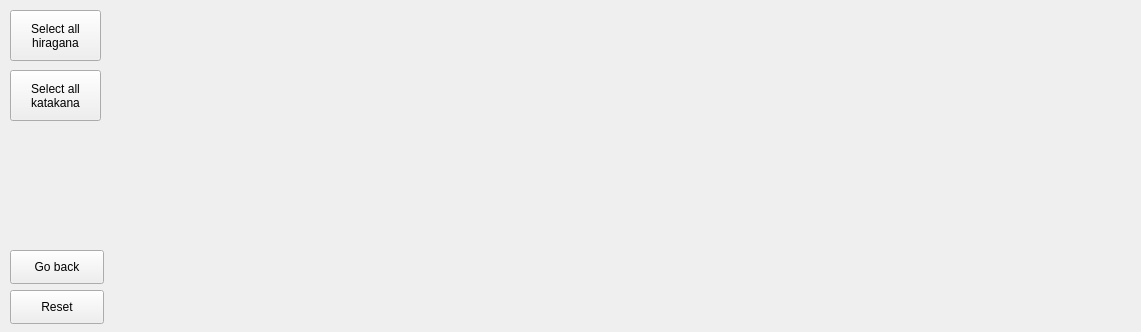
The window that selection_gui.ui (lukascobbler/japanese_practice) describes before a commit, drawn with Qt 5.
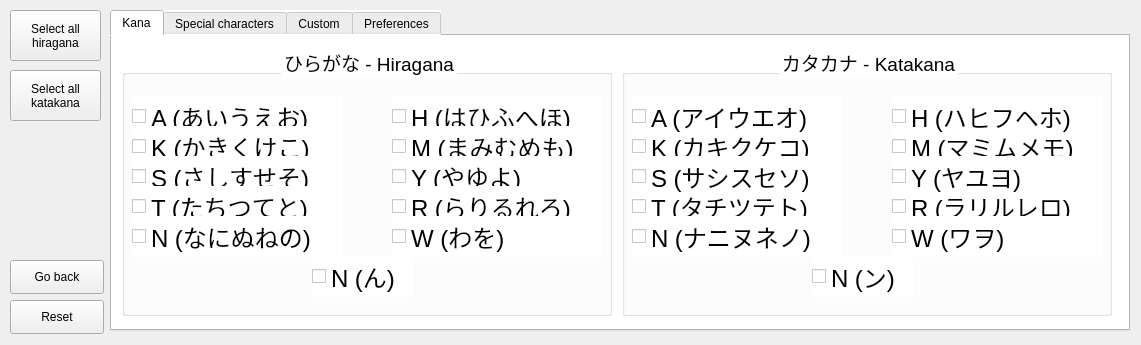
The same window after the commit. Icons and pictures are not drawn.

Commit message: Finishing the premade selection menu.

Diff of the .ui file:
```diff
--- a/selection_gui.ui
+++ b/selection_gui.ui
@@ -10,20 +10,11 @@
     <x>0</x>
     <y>0</y>
     <width>1141</width>
-    <height>332</height>
+    <height>345</height>
    </rect>
   </property>
-  <property name="minimumSize">
-   <size>
-    <width>1141</width>
-    <height>332</height>
-   </size>
-  </property>
-  <property name="maximumSize">
-   <size>
-    <width>1141</width>
-    <height>332</height>
-   </size>
+  <property name="focusPolicy">
+   <enum>Qt::NoFocus</enum>
   </property>
   <property name="windowTitle">
    <string>Japanese 練習 - Selection</string>
@@ -37,7 +28,7 @@
     <property name="geometry">
      <rect>
       <x>10</x>
-      <y>290</y>
+      <y>300</y>
       <width>94</width>
       <height>34</height>
      </rect>
@@ -78,7 +69,7 @@
     <property name="geometry">
      <rect>
       <x>10</x>
-      <y>250</y>
+      <y>260</y>
       <width>94</width>
       <height>34</height>
      </rect>
@@ -87,6 +78,1012 @@
      <string>Go back</string>
     </property>
    </widget>
+   <widget class="QTabWidget" name="twidget_selection_menu">
+    <property name="geometry">
+     <rect>
+      <x>110</x>
+      <y>10</y>
+      <width>1020</width>
+      <height>321</height>
+     </rect>
+    </property>
+    <property name="palette">
+     <palette>
+      <active>
+       <colorrole role="Button">
+        <brush brushstyle="SolidPattern">
+         <color alpha="255">
+          <red>255</red>
+          <green>255</green>
+          <blue>255</blue>
+         </color>
+        </brush>
+       </colorrole>
+       <colorrole role="Midlight">
+        <brush brushstyle="SolidPattern">
+         <color alpha="255">
+          <red>255</red>
+          <green>255</green>
+          <blue>255</blue>
+         </color>
+        </brush>
+       </colorrole>
+       <colorrole role="Base">
+        <brush brushstyle="SolidPattern">
+         <color alpha="255">
+          <red>255</red>
+          <green>255</green>
+          <blue>255</blue>
+         </color>
+        </brush>
+       </colorrole>
+       <colorrole role="Window">
+        <brush brushstyle="SolidPattern">
+         <color alpha="255">
+          <red>255</red>
+          <green>255</green>
+          <blue>255</blue>
+         </color>
+        </brush>
+       </colorrole>
+      </active>
+      <inactive>
+       <colorrole role="Button">
+        <brush brushstyle="SolidPattern">
+         <color alpha="255">
+          <red>255</red>
+          <green>255</green>
+          <blue>255</blue>
+         </color>
+        </brush>
+       </colorrole>
+       <colorrole role="Midlight">
+        <brush brushstyle="SolidPattern">
+         <color alpha="255">
+          <red>255</red>
+          <green>255</green>
+          <blue>255</blue>
+         </color>
+        </brush>
+       </colorrole>
+       <colorrole role="Base">
+        <brush brushstyle="SolidPattern">
+         <color alpha="255">
+          <red>255</red>
+          <green>255</green>
+          <blue>255</blue>
+         </color>
+        </brush>
+       </colorrole>
+       <colorrole role="Window">
+        <brush brushstyle="SolidPattern">
+         <color alpha="255">
+          <red>255</red>
+          <green>255</green>
+          <blue>255</blue>
+         </color>
+        </brush>
+       </colorrole>
+      </inactive>
+      <disabled>
+       <colorrole role="Button">
+        <brush brushstyle="SolidPattern">
+         <color alpha="255">
+          <red>255</red>
+          <green>255</green>
+          <blue>255</blue>
+         </color>
+        </brush>
+       </colorrole>
+       <colorrole role="Midlight">
+        <brush brushstyle="SolidPattern">
+         <color alpha="255">
+          <red>255</red>
+          <green>255</green>
+          <blue>255</blue>
+         </color>
+        </brush>
+       </colorrole>
+       <colorrole role="Base">
+        <brush brushstyle="SolidPattern">
+         <color alpha="255">
+          <red>255</red>
+          <green>255</green>
+          <blue>255</blue>
+         </color>
+        </brush>
+       </colorrole>
+       <colorrole role="Window">
+        <brush brushstyle="SolidPattern">
+         <color alpha="255">
+          <red>255</red>
+          <green>255</green>
+          <blue>255</blue>
+         </color>
+        </brush>
+       </colorrole>
+      </disabled>
+     </palette>
+    </property>
+    <property name="focusPolicy">
+     <enum>Qt::TabFocus</enum>
+    </property>
+    <property name="autoFillBackground">
+     <bool>false</bool>
+    </property>
+    <property name="styleSheet">
+     <string notr="true">background-color: rgb(255, 255, 255);</string>
+    </property>
+    <property name="currentIndex">
+     <number>0</number>
+    </property>
+    <widget class="QWidget" name="tab_kana">
+     <attribute name="title">
+      <string>Kana</string>
+     </attribute>
+     <widget class="QGroupBox" name="gb_hiragana">
+      <property name="geometry">
+       <rect>
+        <x>10</x>
+        <y>10</y>
+        <width>490</width>
+        <height>270</height>
+       </rect>
+      </property>
+      <property name="font">
+       <font>
+        <pointsize>14</pointsize>
+       </font>
+      </property>
+      <property name="title">
+       <string>ひらがな - Hiragana</string>
+      </property>
+      <property name="alignment">
+       <set>Qt::AlignCenter</set>
+      </property>
+      <widget class="QCheckBox" name="cb_hiragana_a">
+       <property name="geometry">
+        <rect>
+         <x>10</x>
+         <y>50</y>
+         <width>211</width>
+         <height>41</height>
+        </rect>
+       </property>
+       <property name="font">
+        <font>
+         <pointsize>18</pointsize>
+        </font>
+       </property>
+       <property name="text">
+        <string>A (あいうえお)</string>
+       </property>
+      </widget>
+      <widget class="QCheckBox" name="cb_hiragana_k">
+       <property name="geometry">
+        <rect>
+         <x>10</x>
+         <y>80</y>
+         <width>211</width>
+         <height>41</height>
+        </rect>
+       </property>
+       <property name="font">
+        <font>
+         <pointsize>18</pointsize>
+        </font>
+       </property>
+       <property name="text">
+        <string>K (かきくけこ)</string>
+       </property>
+      </widget>
+      <widget class="QCheckBox" name="cb_hiragana_s">
+       <property name="geometry">
+        <rect>
+         <x>10</x>
+         <y>110</y>
+         <width>211</width>
+         <height>41</height>
+        </rect>
+       </property>
+       <property name="font">
+        <font>
+         <pointsize>18</pointsize>
+        </font>
+       </property>
+       <property name="text">
+        <string>S (さしすせそ)</string>
+       </property>
+      </widget>
+      <widget class="QCheckBox" name="cb_hiragana_t">
+       <property name="geometry">
+        <rect>
+         <x>10</x>
+         <y>140</y>
+         <width>211</width>
+         <height>41</height>
+        </rect>
+       </property>
+       <property name="font">
+        <font>
+         <pointsize>18</pointsize>
+        </font>
+       </property>
+       <property name="text">
+        <string>T (たちつてと)</string>
+       </property>
+      </widget>
+      <widget class="QCheckBox" name="cb_hiragana_nm">
+       <property name="geometry">
+        <rect>
+         <x>10</x>
+         <y>170</y>
+         <width>211</width>
+         <height>41</height>
+        </rect>
+       </property>
+       <property name="font">
+        <font>
+         <pointsize>18</pointsize>
+        </font>
+       </property>
+       <property name="text">
+        <string>N (なにぬねの)</string>
+       </property>
+      </widget>
+      <widget class="QCheckBox" name="cb_hiragana_h">
+       <property name="geometry">
+        <rect>
+         <x>270</x>
+         <y>50</y>
+         <width>211</width>
+         <height>41</height>
+        </rect>
+       </property>
+       <property name="font">
+        <font>
+         <pointsize>18</pointsize>
+        </font>
+       </property>
+       <property name="text">
+        <string>H (はひふへほ)</string>
+       </property>
+      </widget>
+      <widget class="QCheckBox" name="cb_hiragana_m">
+       <property name="geometry">
+        <rect>
+         <x>270</x>
+         <y>80</y>
+         <width>211</width>
+         <height>41</height>
+        </rect>
+       </property>
+       <property name="font">
+        <font>
+         <pointsize>18</pointsize>
+        </font>
+       </property>
+       <property name="text">
+        <string>M (まみむめも)</string>
+       </property>
+      </widget>
+      <widget class="QCheckBox" name="cb_hiragana_y">
+       <property name="geometry">
+        <rect>
+         <x>270</x>
+         <y>110</y>
+         <width>211</width>
+         <height>41</height>
+        </rect>
+       </property>
+       <property name="font">
+        <font>
+         <pointsize>18</pointsize>
+        </font>
+       </property>
+       <property name="layoutDirection">
+        <enum>Qt::LeftToRight</enum>
+       </property>
+       <property name="styleSheet">
+        <string notr="true">text-align: justified;</string>
+       </property>
+       <property name="text">
+        <string>Y (やゆよ)</string>
+       </property>
+       <property name="tristate">
+        <bool>false</bool>
+       </property>
+      </widget>
+      <widget class="QCheckBox" name="cb_hiragana_r">
+       <property name="geometry">
+        <rect>
+         <x>270</x>
+         <y>140</y>
+         <width>211</width>
+         <height>41</height>
+        </rect>
+       </property>
+       <property name="font">
+        <font>
+         <pointsize>18</pointsize>
+        </font>
+       </property>
+       <property name="layoutDirection">
+        <enum>Qt::LeftToRight</enum>
+       </property>
+       <property name="styleSheet">
+        <string notr="true">text-align: justified;</string>
+       </property>
+       <property name="text">
+        <string>R (らりるれろ)</string>
+       </property>
+       <property name="tristate">
+        <bool>false</bool>
+       </property>
+      </widget>
+      <widget class="QCheckBox" name="cb_hiragana_w">
+       <property name="geometry">
+        <rect>
+         <x>270</x>
+         <y>170</y>
+         <width>211</width>
+         <height>41</height>
+        </rect>
+       </property>
+       <property name="font">
+        <font>
+         <pointsize>18</pointsize>
+        </font>
+       </property>
+       <property name="layoutDirection">
+        <enum>Qt::LeftToRight</enum>
+       </property>
+       <property name="styleSheet">
+        <string notr="true">text-align: justified;</string>
+       </property>
+       <property name="text">
+        <string>W (わを)</string>
+       </property>
+       <property name="tristate">
+        <bool>false</bool>
+       </property>
+      </widget>
+      <widget class="QCheckBox" name="cb_hiragana_ns">
+       <property name="geometry">
+        <rect>
+         <x>190</x>
+         <y>210</y>
+         <width>101</width>
+         <height>41</height>
+        </rect>
+       </property>
+       <property name="font">
+        <font>
+         <pointsize>18</pointsize>
+        </font>
+       </property>
+       <property name="text">
+        <string>N (ん)</string>
+       </property>
+      </widget>
+     </widget>
+     <widget class="QGroupBox" name="gb_katakana">
+      <property name="geometry">
+       <rect>
+        <x>510</x>
+        <y>10</y>
+        <width>490</width>
+        <height>270</height>
+       </rect>
+      </property>
+      <property name="font">
+       <font>
+        <pointsize>14</pointsize>
+       </font>
+      </property>
+      <property name="title">
+       <string>カタカナ - Katakana</string>
+      </property>
+      <property name="alignment">
+       <set>Qt::AlignCenter</set>
+      </property>
+      <widget class="QCheckBox" name="cb_katakana_m">
+       <property name="geometry">
+        <rect>
+         <x>270</x>
+         <y>80</y>
+         <width>211</width>
+         <height>41</height>
+        </rect>
+       </property>
+       <property name="font">
+        <font>
+         <pointsize>18</pointsize>
+        </font>
+       </property>
+       <property name="text">
+        <string>M (マミムメモ)</string>
+       </property>
+      </widget>
+      <widget class="QCheckBox" name="cb_katakana_r">
+       <property name="geometry">
+        <rect>
+         <x>270</x>
+         <y>140</y>
+         <width>211</width>
+         <height>41</height>
+        </rect>
+       </property>
+       <property name="font">
+        <font>
+         <pointsize>18</pointsize>
+        </font>
+       </property>
+       <property name="layoutDirection">
+        <enum>Qt::LeftToRight</enum>
+       </property>
+       <property name="styleSheet">
+        <string notr="true">text-align: justified;</string>
+       </property>
+       <property name="text">
+        <string>R (ラリルレロ)</string>
+       </property>
+       <property name="tristate">
+        <bool>false</bool>
+       </property>
+      </widget>
+      <widget class="QCheckBox" name="cb_katakana_ns">
+       <property name="geometry">
+        <rect>
+         <x>190</x>
+         <y>210</y>
+         <width>101</width>
+         <height>41</height>
+        </rect>
+       </property>
+       <property name="font">
+        <font>
+         <pointsize>18</pointsize>
+        </font>
+       </property>
+       <property name="text">
+        <string>N (ン)</string>
+       </property>
+      </widget>
+      <widget class="QCheckBox" name="cb_katakana_k">
+       <property name="geometry">
+        <rect>
+         <x>10</x>
+         <y>80</y>
+         <width>211</width>
+         <height>41</height>
+        </rect>
+       </property>
+       <property name="font">
+        <font>
+         <pointsize>18</pointsize>
+        </font>
+       </property>
+       <property name="text">
+        <string>K (カキクケコ)</string>
+       </property>
+      </widget>
+      <widget class="QCheckBox" name="cb_katakana_t">
+       <property name="geometry">
+        <rect>
+         <x>10</x>
+         <y>140</y>
+         <width>211</width>
+         <height>41</height>
+        </rect>
+       </property>
+       <property name="font">
+        <font>
+         <pointsize>18</pointsize>
+        </font>
+       </property>
+       <property name="text">
+        <string>T (タチツテト)</string>
+       </property>
+      </widget>
+      <widget class="QCheckBox" name="cb_katakana_s">
+       <property name="geometry">
+        <rect>
+         <x>10</x>
+         <y>110</y>
+         <width>211</width>
+         <height>41</height>
+        </rect>
+       </property>
+       <property name="font">
+        <font>
+         <pointsize>18</pointsize>
+        </font>
+       </property>
+       <property name="text">
+        <string>S (サシスセソ)</string>
+       </property>
+      </widget>
+      <widget class="QCheckBox" name="cb_katakana_a">
+       <property name="geometry">
+        <rect>
+         <x>10</x>
+         <y>50</y>
+         <width>211</width>
+         <height>41</height>
+        </rect>
+       </property>
+       <property name="font">
+        <font>
+         <pointsize>18</pointsize>
+        </font>
+       </property>
+       <property name="text">
+        <string>A (アイウエオ)</string>
+       </property>
+      </widget>
+      <widget class="QCheckBox" name="cb_katakana_y">
+       <property name="geometry">
+        <rect>
+         <x>270</x>
+         <y>110</y>
+         <width>211</width>
+         <height>41</height>
+        </rect>
+       </property>
+       <property name="font">
+        <font>
+         <pointsize>18</pointsize>
+        </font>
+       </property>
+       <property name="layoutDirection">
+        <enum>Qt::LeftToRight</enum>
+       </property>
+       <property name="styleSheet">
+        <string notr="true">text-align: justified;</string>
+       </property>
+       <property name="text">
+        <string>Y (ヤユヨ)</string>
+       </property>
+       <property name="tristate">
+        <bool>false</bool>
+       </property>
+      </widget>
+      <widget class="QCheckBox" name="cb_katakana_nm">
+       <property name="geometry">
+        <rect>
+         <x>10</x>
+         <y>170</y>
+         <width>211</width>
+         <height>41</height>
+        </rect>
+       </property>
+       <property name="font">
+        <font>
+         <pointsize>18</pointsize>
+        </font>
+       </property>
+       <property name="text">
+        <string>N (ナニヌネノ)</string>
+       </property>
+      </widget>
+      <widget class="QCheckBox" name="cb_katakana_w">
+       <property name="geometry">
+        <rect>
+         <x>270</x>
+         <y>170</y>
+         <width>211</width>
+         <height>41</height>
+        </rect>
+       </property>
+       <property name="font">
+        <font>
+         <pointsize>18</pointsize>
+        </font>
+       </property>
+       <property name="layoutDirection">
+        <enum>Qt::LeftToRight</enum>
+       </property>
+       <property name="styleSheet">
+        <string notr="true">text-align: justified;</string>
+       </property>
+       <property name="text">
+        <string>W (ワヲ)</string>
+       </property>
+       <property name="tristate">
+        <bool>false</bool>
+       </property>
+      </widget>
+      <widget class="QCheckBox" name="cb_katakana_h">
+       <property name="geometry">
+        <rect>
+         <x>270</x>
+         <y>50</y>
+         <width>211</width>
+         <height>41</height>
+        </rect>
+       </property>
+       <property name="font">
+        <font>
+         <pointsize>18</pointsize>
+        </font>
+       </property>
+       <property name="text">
+        <string>H (ハヒフヘホ)</string>
+       </property>
+      </widget>
+     </widget>
+    </widget>
+    <widget class="QWidget" name="tab_special">
+     <attribute name="title">
+      <string>Special characters</string>
+     </attribute>
+     <widget class="QGroupBox" name="gb_hiragana_spec">
+      <property name="geometry">
+       <rect>
+        <x>10</x>
+        <y>10</y>
+        <width>490</width>
+        <height>270</height>
+       </rect>
+      </property>
+      <property name="font">
+       <font>
+        <pointsize>14</pointsize>
+       </font>
+      </property>
+      <property name="title">
+       <string>ひらがな - Hiragana</string>
+      </property>
+      <property name="alignment">
+       <set>Qt::AlignCenter</set>
+      </property>
+      <widget class="QCheckBox" name="cb_hiragana_z">
+       <property name="geometry">
+        <rect>
+         <x>10</x>
+         <y>50</y>
+         <width>211</width>
+         <height>41</height>
+        </rect>
+       </property>
+       <property name="font">
+        <font>
+         <pointsize>18</pointsize>
+        </font>
+       </property>
+       <property name="text">
+        <string>Z (ざじずぜぞ)</string>
+       </property>
+      </widget>
+      <widget class="QCheckBox" name="cb_hiragana_d">
+       <property name="geometry">
+        <rect>
+         <x>10</x>
+         <y>80</y>
+         <width>211</width>
+         <height>41</height>
+        </rect>
+       </property>
+       <property name="font">
+        <font>
+         <pointsize>18</pointsize>
+        </font>
+       </property>
+       <property name="text">
+        <string>D (だぢづでど)</string>
+       </property>
+      </widget>
+      <widget class="QCheckBox" name="cb_hiragana_b">
+       <property name="geometry">
+        <rect>
+         <x>270</x>
+         <y>50</y>
+         <width>211</width>
+         <height>41</height>
+        </rect>
+       </property>
+       <property name="font">
+        <font>
+         <pointsize>18</pointsize>
+        </font>
+       </property>
+       <property name="text">
+        <string>B (ばびぶべぼ)</string>
+       </property>
+      </widget>
+      <widget class="QCheckBox" name="cb_hiragana_p">
+       <property name="geometry">
+        <rect>
+         <x>270</x>
+         <y>80</y>
+         <width>211</width>
+         <height>41</height>
+        </rect>
+       </property>
+       <property name="font">
+        <font>
+         <pointsize>18</pointsize>
+        </font>
+       </property>
+       <property name="text">
+        <string>P (ぱぴぷぺぽ)</string>
+       </property>
+      </widget>
+      <widget class="QCheckBox" name="cb_hiragana_ya">
+       <property name="geometry">
+        <rect>
+         <x>10</x>
+         <y>120</y>
+         <width>471</width>
+         <height>31</height>
+        </rect>
+       </property>
+       <property name="font">
+        <font>
+         <pointsize>13</pointsize>
+        </font>
+       </property>
+       <property name="text">
+        <string notr="true">_YA (きゃしゃちゃにゃひゃみゃりゃぎゃじゃびゃぴゃ)</string>
+       </property>
+      </widget>
+      <widget class="QCheckBox" name="cb_hiragana_yu">
+       <property name="geometry">
+        <rect>
+         <x>10</x>
+         <y>150</y>
+         <width>471</width>
+         <height>31</height>
+        </rect>
+       </property>
+       <property name="font">
+        <font>
+         <pointsize>13</pointsize>
+        </font>
+       </property>
+       <property name="text">
+        <string notr="true">_YU (きゅしゅちゅにゅひゅみゅりゅぎゅじゅびゅぴゅ)</string>
+       </property>
+      </widget>
+      <widget class="QCheckBox" name="cb_hiragana_yo">
+       <property name="geometry">
+        <rect>
+         <x>10</x>
+         <y>180</y>
+         <width>471</width>
+         <height>31</height>
+        </rect>
+       </property>
+       <property name="font">
+        <font>
+         <pointsize>13</pointsize>
+        </font>
+       </property>
+       <property name="text">
+        <string notr="true">_YO (きょしょちょにょひょみょりょぎょじょびょぴょ)</string>
+       </property>
+      </widget>
+     </widget>
+     <widget class="QGroupBox" name="gb_katakana_spec">
+      <property name="geometry">
+       <rect>
+        <x>510</x>
+        <y>10</y>
+        <width>490</width>
+        <height>270</height>
+       </rect>
+      </property>
+      <property name="font">
+       <font>
+        <pointsize>14</pointsize>
+       </font>
+      </property>
+      <property name="title">
+       <string>カタカナ - Katakana</string>
+      </property>
+      <property name="alignment">
+       <set>Qt::AlignCenter</set>
+      </property>
+      <widget class="QCheckBox" name="cb_katakana_p">
+       <property name="geometry">
+        <rect>
+         <x>270</x>
+         <y>80</y>
+         <width>211</width>
+         <height>41</height>
+        </rect>
+       </property>
+       <property name="font">
+        <font>
+         <pointsize>18</pointsize>
+        </font>
+       </property>
+       <property name="text">
+        <string>P (パピプペポ)</string>
+       </property>
+      </widget>
+      <widget class="QCheckBox" name="cb_katakana_d">
+       <property name="geometry">
+        <rect>
+         <x>10</x>
+         <y>80</y>
+         <width>211</width>
+         <height>41</height>
+        </rect>
+       </property>
+       <property name="font">
+        <font>
+         <pointsize>18</pointsize>
+        </font>
+       </property>
+       <property name="text">
+        <string>D (ダヂヅデド)</string>
+       </property>
+      </widget>
+      <widget class="QCheckBox" name="cb_katakana_yu">
+       <property name="geometry">
+        <rect>
+         <x>10</x>
+         <y>150</y>
+         <width>471</width>
+         <height>31</height>
+        </rect>
+       </property>
+       <property name="font">
+        <font>
+         <pointsize>13</pointsize>
+        </font>
+       </property>
+       <property name="text">
+        <string notr="true">_YU (キュシュチュニュヒュミュリュギュジュビュピュ)</string>
+       </property>
+      </widget>
+      <widget class="QCheckBox" name="cb_katakana_b">
+       <property name="geometry">
+        <rect>
+         <x>270</x>
+         <y>50</y>
+         <width>211</width>
+         <height>41</height>
+        </rect>
+       </property>
+       <property name="font">
+        <font>
+         <pointsize>18</pointsize>
+        </font>
+       </property>
+       <property name="text">
+        <string>B (バビブベボ)</string>
+       </property>
+      </widget>
+      <widget class="QCheckBox" name="cb_katakana_z">
+       <property name="geometry">
+        <rect>
+         <x>10</x>
+         <y>50</y>
+         <width>211</width>
+         <height>41</height>
+        </rect>
+       </property>
+       <property name="font">
+        <font>
+         <pointsize>18</pointsize>
+        </font>
+       </property>
+       <property name="text">
+        <string>Z (ザジズゼゾ)</string>
+       </property>
+      </widget>
+      <widget class="QCheckBox" name="cb_katakana_ya">
+       <property name="geometry">
+        <rect>
+         <x>10</x>
+         <y>120</y>
+         <width>471</width>
+         <height>31</height>
+        </rect>
+       </property>
+       <property name="font">
+        <font>
+         <pointsize>13</pointsize>
+        </font>
+       </property>
+       <property name="text">
+        <string>_YA (キャシャチャニャヒャミャリャギャジャビャピャ)</string>
+       </property>
+      </widget>
+      <widget class="QCheckBox" name="cb_katakana_yo">
+       <property name="geometry">
+        <rect>
+         <x>10</x>
+         <y>180</y>
+         <width>471</width>
+         <height>31</height>
+        </rect>
+       </property>
+       <property name="font">
+        <font>
+         <pointsize>13</pointsize>
+        </font>
+       </property>
+       <property name="text">
+        <string notr="true">_YO (キョショチョニョヒョミョリョギョジョビョピョ)</string>
+       </property>
+      </widget>
+     </widget>
+    </widget>
+    <widget class="QWidget" name="tab_custom">
+     <attribute name="title">
+      <string>Custom</string>
+     </attribute>
+     <widget class="QPlainTextEdit" name="pt_custom_kana">
+      <property name="geometry">
+       <rect>
+        <x>10</x>
+        <y>49</y>
+        <width>991</width>
+        <height>231</height>
+       </rect>
+      </property>
+     </widget>
+     <widget class="QPushButton" name="btn_load_kana">
+      <property name="geometry">
+       <rect>
+        <x>910</x>
+        <y>10</y>
+        <width>91</width>
+        <height>34</height>
+       </rect>
+      </property>
+      <property name="text">
+       <string>Load</string>
+      </property>
+     </widget>
+     <widget class="QLabel" name="info_label">
+      <property name="geometry">
+       <rect>
+        <x>10</x>
+        <y>10</y>
+        <width>581</width>
+        <height>31</height>
+       </rect>
+      </property>
+      <property name="font">
+       <font>
+        <pointsize>16</pointsize>
+       </font>
+      </property>
+      <property name="text">
+       <string>&lt;html&gt;&lt;head/&gt;&lt;body&gt;&lt;p&gt;Enter kana separated by commas (あ,い,う,エ,オ)&lt;/p&gt;&lt;/body&gt;&lt;/html&gt;</string>
+      </property>
+      <property name="alignment">
+       <set>Qt::AlignLeading|Qt::AlignLeft|Qt::AlignVCenter</set>
+      </property>
+      <property name="wordWrap">
+       <bool>true</bool>
+      </property>
+     </widget>
+     <widget class="QPushButton" name="btn_save_kana">
+      <property name="geometry">
+       <rect>
+        <x>810</x>
+        <y>10</y>
+        <width>91</width>
+        <height>34</height>
+       </rect>
+      </property>
+      <property name="text">
+       <string>Save</string>
+      </property>
+     </widget>
+    </widget>
+    <widget class="QWidget" name="tab_preferences">
+     <attribute name="title">
+      <string>Preferences</string>
+     </attribute>
+    </widget>
+   </widget>
   </widget>
  </widget>
  <resources/>
```
Left out of the diff: 3 changed lines with no effect on the pictures. The commit also changes 5 other files.
